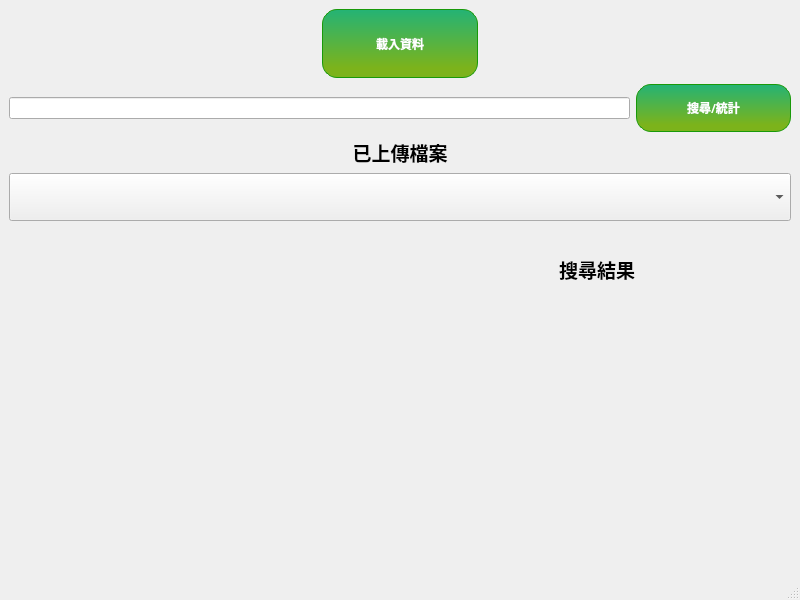
Jay22123/Search_Engine, file MainWindow.ui: the form before one commit.
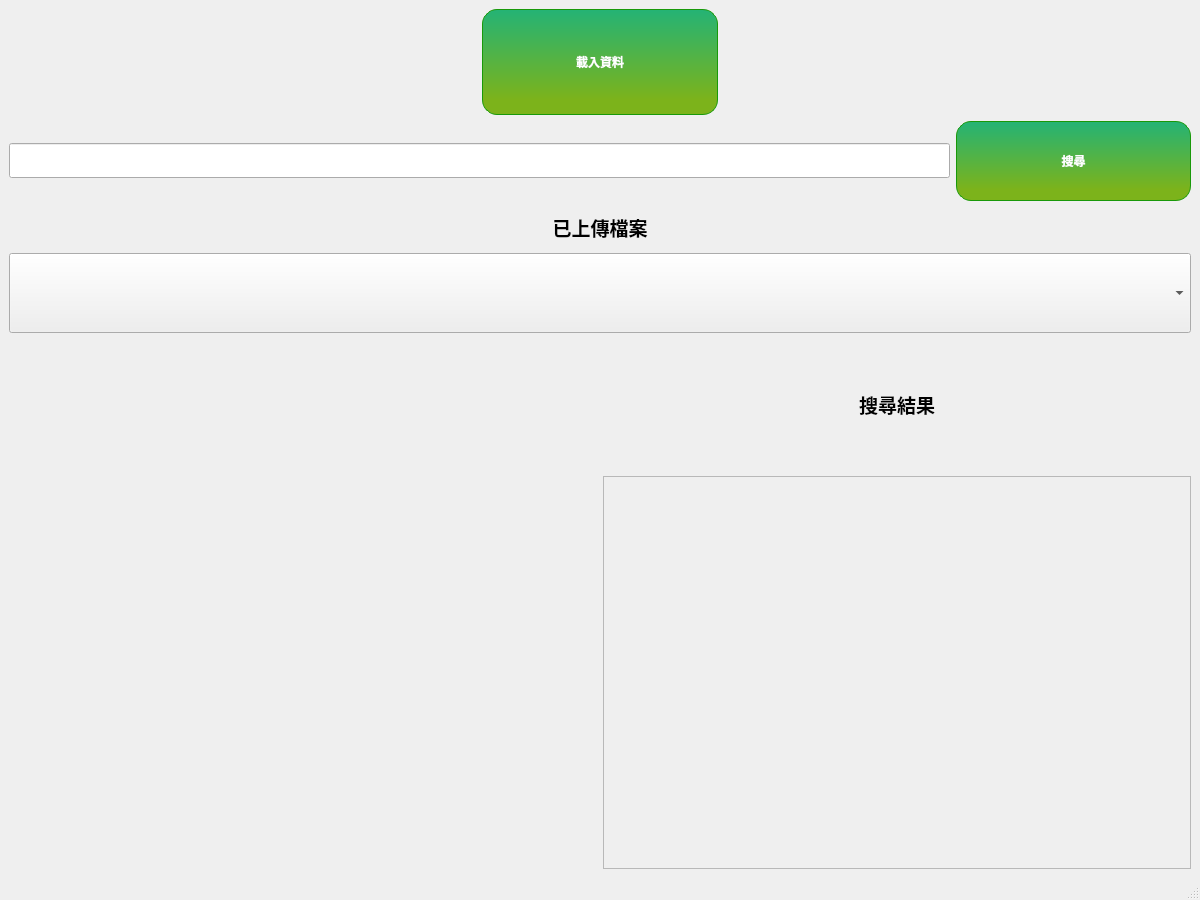
The form after the commit.

Diff of the .ui file:
```diff
--- a/MainWindow.ui
+++ b/MainWindow.ui
@@ -6,15 +6,15 @@
    <rect>
     <x>0</x>
     <y>0</y>
-    <width>800</width>
-    <height>600</height>
+    <width>1200</width>
+    <height>900</height>
    </rect>
   </property>
   <property name="windowTitle">
    <string>MainWindow</string>
   </property>
   <widget class="QWidget" name="centralwidget">
-   <layout class="QHBoxLayout" name="horizontalLayout">
+   <layout class="QVBoxLayout" name="verticalLayout_7">
     <item>
      <layout class="QVBoxLayout" name="verticalLayout_4" stretch="9">
       <item>
@@ -116,11 +116,19 @@
             <item>
              <widget class="QLineEdit" name="lineEdit">
               <property name="sizePolicy">
-               <sizepolicy hsizetype="Preferred" vsizetype="Maximum">
+               <sizepolicy hsizetype="Preferred" vsizetype="Fixed">
                 <horstretch>0</horstretch>
                 <verstretch>0</verstretch>
                </sizepolicy>
               </property>
+              <property name="font">
+               <font>
+                <family>微軟正黑體</family>
+                <pointsize>14</pointsize>
+                <weight>75</weight>
+                <bold>true</bold>
+               </font>
+              </property>
              </widget>
             </item>
             <item>
@@ -179,7 +187,7 @@
 </string>
               </property>
               <property name="text">
-               <string>搜尋/統計</string>
+               <string>搜尋</string>
               </property>
              </widget>
             </item>
@@ -216,7 +224,7 @@
          </layout>
         </item>
         <item>
-         <layout class="QHBoxLayout" name="horizontalLayout_4" stretch="0,0">
+         <layout class="QHBoxLayout" name="horizontalLayout_4" stretch="1,1">
           <item>
            <layout class="QVBoxLayout" name="verticalLayout_5" stretch="1,3">
             <item>
@@ -287,6 +295,23 @@
              </widget>
             </item>
             <item>
+             <layout class="QVBoxLayout" name="verticalLayout_2">
+              <item>
+               <widget class="QScrollArea" name="scrollArea">
+                <property name="widgetResizable">
+                 <bool>true</bool>
+                </property>
+                <widget class="QWidget" name="scrollAreaWidgetContents">
+                 <property name="geometry">
+                  <rect>
+                   <x>0</x>
+                   <y>0</y>
+                   <width>583</width>
+                   <height>384</height>
+                  </rect>
+                 </property>
+                 <layout class="QVBoxLayout" name="verticalLayout_8">
+                  <item>
              <widget class="QLabel" name="Search_result">
               <property name="font">
                <font>
@@ -305,6 +330,12 @@
              </widget>
             </item>
            </layout>
+                </widget>
+               </widget>
+              </item>
+             </layout>
+            </item>
+           </layout>
           </item>
          </layout>
         </item>
```
Left out of the diff: 4 changed lines with no effect on the pictures. Lines whose indentation alone changed are shown as unchanged.
